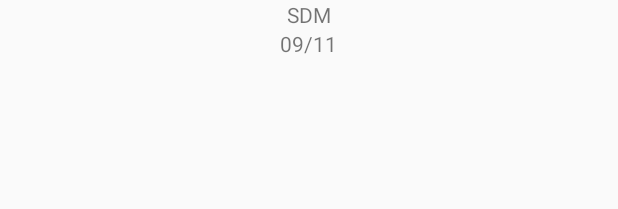
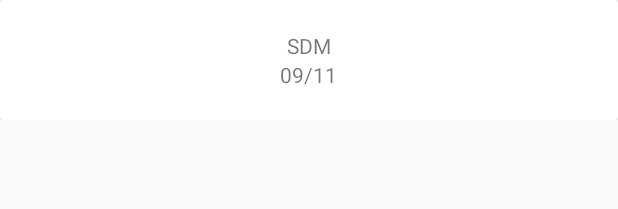
Before and after one commit to raphaelgava/AndroidNotificacaoIFSP, an Android app: the layout celula_grid.xml on its own in the app's theme, with its tools: preview values and no code run, on a phone screen of 412 x 824 dp. Shown: the top 209 px of the screen. Run offline under Robolectric (Android 15) with nearby library versions, the phone set to English and light mode, and no system bars.

Commit message:
date fixed and grid finished

```diff
--- a/app/build.gradle
+++ b/app/build.gradle
@@ -26,5 +26,7 @@ dependencies {
     compile 'com.android.support:appcompat-v7:24.2.1'
     compile 'com.android.support:design:24.2.1'
     compile 'com.android.support:support-v4:24.2.1'
+    compile 'com.android.support:cardview-v7:21.0.+'
+    compile 'com.android.support:recyclerview-v7:21.0.+'
     compile 'net.cachapa.expandablelayout:expandablelayout:2.3'
 }
--- a/app/src/main/java/br/edu/ifspsaocarlos/sdm/notificacaoifsp/model/Oferecimento.java
+++ b/app/src/main/java/br/edu/ifspsaocarlos/sdm/notificacaoifsp/model/Oferecimento.java
@@ -24,4 +24,9 @@ public class Oferecimento {
     public void setSigla(String sigla) {
         this.sigla = sigla;
     }
+
+    public String getDataString(){
+        java.text.SimpleDateFormat simpleDateFormat = new java.text.SimpleDateFormat("dd/MM/yy");
+        return simpleDateFormat.format(this.data);
+    }
 }
--- a/app/src/main/res/layout/celula_grid.xml
+++ b/app/src/main/res/layout/celula_grid.xml
@@ -4,6 +4,20 @@
     android:orientation="vertical"
     android:layout_width="match_parent"
     android:layout_height="wrap_content">
+    <android.support.v7.widget.CardView
+        xmlns:card_view="http://schemas.android.com/apk/res-auto"
+        android:id="@+id/card_view"
+        android:layout_gravity="center"
+        android:layout_width="match_parent"
+        android:layout_height="80dp"
+        android:elevation="10dp">
+
+        <LinearLayout xmlns:android="http://schemas.android.com/apk/res/android"
+            android:id="@+id/cell_layout2"
+            android:orientation="vertical"
+            android:layout_width="match_parent"
+            android:layout_height="match_parent"
+            android:gravity="center">
 
             <TextView
                 android:id="@+id/tv_sigla"
@@ -24,4 +38,12 @@
                 android:text="09/11"
                 android:layout_below="@+id/tv_sigla"
                 android:layout_alignParentStart="true" />
+<!--
+            <View
+                android:layout_width="match_parent"
+                android:layout_height="2dp"
+                android:background="@android:color/background_dark"/>
+-->
         </LinearLayout>
+    </android.support.v7.widget.CardView>
+</LinearLayout>
--- a/app/src/main/res/layout/fragment_grid_notifications.xml
+++ b/app/src/main/res/layout/fragment_grid_notifications.xml
@@ -23,5 +23,6 @@
         android:id="@+id/recycler_view"
         android:layout_width="match_parent"
         android:layout_height="match_parent"
-        android:background="@android:color/transparent" />
+        android:background="@android:color/transparent"
+        android:scrollbars="vertical" />
 </FrameLayout>
```
Also changed, not shown: app/src/main/java/br/edu/ifspsaocarlos/sdm/notificacaoifsp/adapter/CustomGrid.java (+11 -9 lines), app/src/main/java/br/edu/ifspsaocarlos/sdm/notificacaoifsp/layout/GridNotificationsFragment.java (+5 -3 lines). Lines whose indentation alone changed are shown as unchanged.
